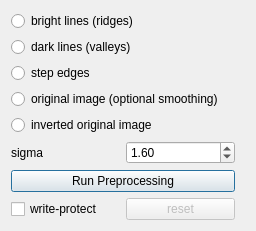
ilastik/ilastik, file ilastik/workflows/carving/preprocessingDrawer.ui: the form before one commit.
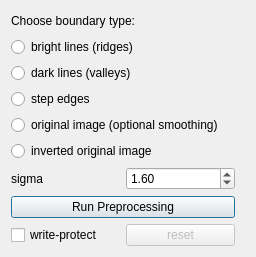
The form after the commit. Icons and pictures are not drawn.

```diff
--- a/ilastik/workflows/carving/preprocessingDrawer.ui
+++ b/ilastik/workflows/carving/preprocessingDrawer.ui
@@ -7,7 +7,7 @@
     <x>0</x>
     <y>0</y>
     <width>256</width>
-    <height>224</height>
+    <height>257</height>
    </rect>
   </property>
   <property name="sizePolicy">
@@ -37,6 +37,13 @@
      <property name="rightMargin">
       <number>10</number>
      </property>
+     <item>
+      <widget class="QLabel" name="label_2">
+       <property name="text">
+        <string>Choose boundary type:</string>
+       </property>
+      </widget>
+     </item>
      <item>
       <widget class="QRadioButton" name="filter1">
        <property name="toolTip">
```
